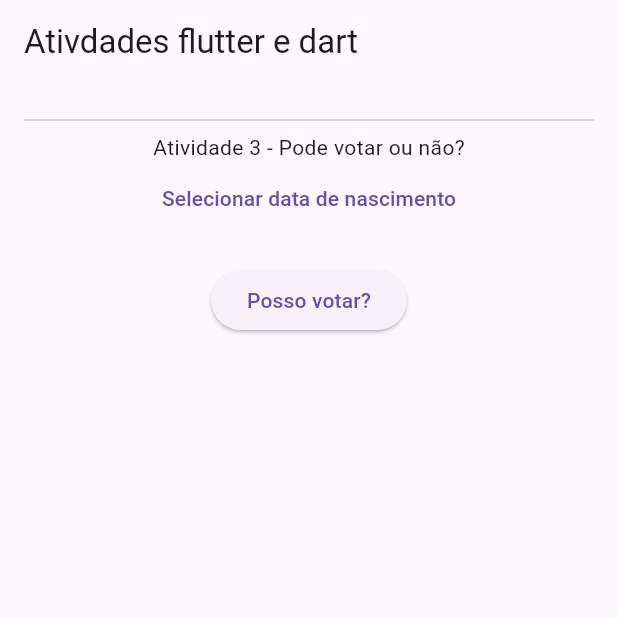
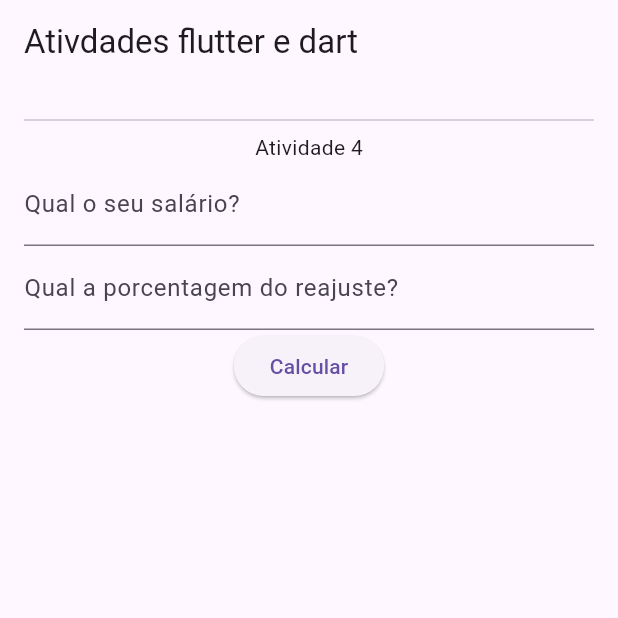
Before and after one commit to Victor-Valedev/Trilha-Mobile-Atividades, a Flutter app: the screen it shows after launch, on a phone screen of 412 x 824 dp, the top half of it. Run offline on Flutter 3.47's test engine with Material 3 defaults, Android fonts, the phone set to English and light mode, and no system bars.

Commit message:
Atividade 4

```diff
--- a/lib/atividades/atividade_3.dart
+++ /dev/null
@@ -1,63 +0,0 @@
-//Escreva uma função que lê o ano de nascimento de uma pessoa. Mostre uma mensagem que diga se ela poderá ou não votar este ano (não é necessário considerar o mês em que a pessoa nasceu).
-
-import 'package:flutter/material.dart';
-
-class Atividade3 extends StatefulWidget {
-  @override
-  State<Atividade3> createState() => _Atividade3State();
-}
-
-class _Atividade3State extends State<Atividade3> {
-  final anoDeNascimento = TextEditingController();
-  String _resultado = '';
-  DateTime? _dataSelecionada;
-
-  _showDatePicker() {
-    showDatePicker(
-      context: context,
-      initialDate: DateTime(2009),
-      firstDate: DateTime(1900),
-      lastDate: DateTime.now(),
-      helpText: 'Selecione seu ano de nascimento.',
-    ).then((dataSelecionada) {
-      if (dataSelecionada == null) {
-        setState(() {
-          _resultado = 'Selecione uma data por favor.';
-        });
-        return;
-      }
-
-      setState(() {
-        _dataSelecionada = dataSelecionada;
-      });
-    });
-  }
-
-  _podeVotarOuNao() {
-    final anoNascimento = _dataSelecionada?.year;
-    setState(() {
-      _resultado =
-          anoNascimento! <= 2009
-              ? 'Parabéns, você já pode votar esse ano!'
-              : 'Infelizmente você ainda não pode votar nesse ano.';
-    });
-  }
-
-  @override
-  Widget build(BuildContext context) {
-    return Column(
-      mainAxisAlignment: MainAxisAlignment.center,
-      children: <Widget>[
-        Text('Atividade 3 - Pode votar ou não?'),
-        TextButton(
-          onPressed: _showDatePicker,
-          child: Text('Selecionar data de nascimento'),
-        ),
-        SizedBox(height: 20),
-        ElevatedButton(onPressed: _podeVotarOuNao, child: Text('Posso votar?')),
-        SizedBox(height: 20),
-        Text(_resultado),
-      ],
-    );
-  }
-}
--- /dev/null
+++ b/lib/atividades/atividade_4.dart
@@ -0,0 +1,67 @@
+//Escreva uma função para ler o salário mensal atual de um funcionário e o percentual de reajuste. Mostre uma mensagem indicando o valor do novo salário.
+
+import 'package:flutter/material.dart';
+
+class Atividade4 extends StatefulWidget {
+  @override
+  State<Atividade4> createState() => _Atividade4State();
+}
+
+class _Atividade4State extends State<Atividade4> {
+  final salarioMensal = TextEditingController();
+  final percentualReajuste = TextEditingController();
+  bool _mostrarResultado = false;
+  String _resultado = '';
+
+  _lerSalarioMensalComReajuste() {
+    final salario = double.tryParse(salarioMensal.text);
+    final reajuste = double.tryParse(percentualReajuste.text);
+
+    if (salario == null || reajuste == null) {
+      setState(() {
+        _mostrarResultado = false;
+        _resultado = 'Insira valores válidos';
+      });
+      return;
+    }
+
+    final novoSalario = salario + (salario * reajuste / 100);
+
+    setState(() {
+      _mostrarResultado = true;
+      _resultado = 'R\$ ${novoSalario.toStringAsFixed(2)}';
+    });
+  }
+
+  @override
+  Widget build(BuildContext context) {
+    return Column(
+      mainAxisAlignment: MainAxisAlignment.center,
+      children: <Widget>[
+        Text('Atividade 4'),
+        TextField(
+          decoration: InputDecoration(labelText: 'Qual o seu salário?'),
+          keyboardType: TextInputType.numberWithOptions(decimal: true),
+          controller: salarioMensal,
+        ),
+        TextField(
+          decoration: InputDecoration(
+            labelText: 'Qual a porcentagem do reajuste?',
+            suffixText: '%',
+          ),
+          keyboardType: TextInputType.numberWithOptions(decimal: true),
+          controller: percentualReajuste,
+        ),
+        ElevatedButton(
+          onPressed: _lerSalarioMensalComReajuste,
+          child: Text('Calcular'),
+        ),
+        SizedBox(height: 8),
+        if(_mostrarResultado)
+          Text('O valor com o reajuste é: $_resultado')
+        else if(_resultado.isNotEmpty)
+          Text(_resultado)
+      ],
+    );
+  }
+}
--- a/lib/main.dart
+++ b/lib/main.dart
@@ -1,5 +1,5 @@
 import 'package:flutter/material.dart';
-import 'package:trilhamobile/atividades/atividade_3.dart';
+import 'package:trilhamobile/atividades/atividade_4.dart';
 
 
 void main() => runApp(MaterialApp(
@@ -18,7 +18,7 @@
           child: Column(
             children: <Widget> [
               Divider(),
-              Atividade3()
+              Atividade4()
             ],
           ),
         ),
```
